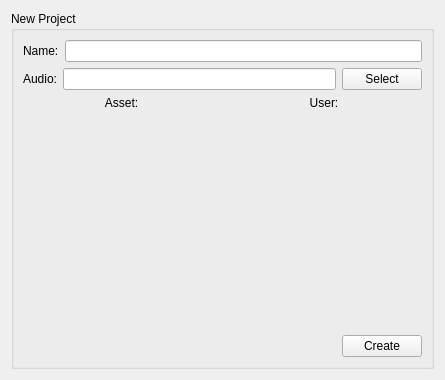
Old version of the form ui_files/new_project_new.ui in the repository sanath111/rbhus_clone.
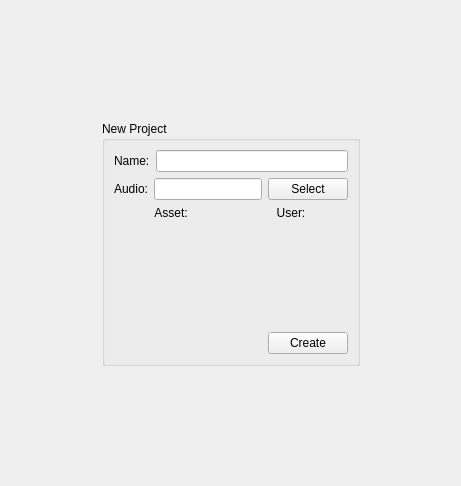
New version of the form.

What changed in the file:
```diff
--- a/ui_files/new_project_new.ui
+++ b/ui_files/new_project_new.ui
@@ -6,15 +6,28 @@
    <rect>
     <x>0</x>
     <y>0</y>
-    <width>445</width>
-    <height>380</height>
+    <width>461</width>
+    <height>486</height>
    </rect>
   </property>
   <property name="windowTitle">
    <string>Form</string>
   </property>
   <layout class="QGridLayout" name="gridLayout_2">
-   <item row="0" column="0">
+   <item row="1" column="2">
+    <spacer name="horizontalSpacer_3">
+     <property name="orientation">
+      <enum>Qt::Horizontal</enum>
+     </property>
+     <property name="sizeHint" stdset="0">
+      <size>
+       <width>40</width>
+       <height>20</height>
+      </size>
+     </property>
+    </spacer>
+   </item>
+   <item row="1" column="1">
     <widget class="QGroupBox" name="groupBox">
      <property name="title">
       <string>New Project</string>
@@ -158,6 +171,45 @@
      </layout>
     </widget>
    </item>
+   <item row="1" column="0">
+    <spacer name="horizontalSpacer_2">
+     <property name="orientation">
+      <enum>Qt::Horizontal</enum>
+     </property>
+     <property name="sizeHint" stdset="0">
+      <size>
+       <width>40</width>
+       <height>20</height>
+      </size>
+     </property>
+    </spacer>
+   </item>
+   <item row="0" column="1">
+    <spacer name="verticalSpacer_3">
+     <property name="orientation">
+      <enum>Qt::Vertical</enum>
+     </property>
+     <property name="sizeHint" stdset="0">
+      <size>
+       <width>20</width>
+       <height>40</height>
+      </size>
+     </property>
+    </spacer>
+   </item>
+   <item row="2" column="1">
+    <spacer name="verticalSpacer_4">
+     <property name="orientation">
+      <enum>Qt::Vertical</enum>
+     </property>
+     <property name="sizeHint" stdset="0">
+      <size>
+       <width>20</width>
+       <height>40</height>
+      </size>
+     </property>
+    </spacer>
+   </item>
   </layout>
  </widget>
  <resources/>
```
Left out of the diff: 142 changed lines with no effect on the pictures.
